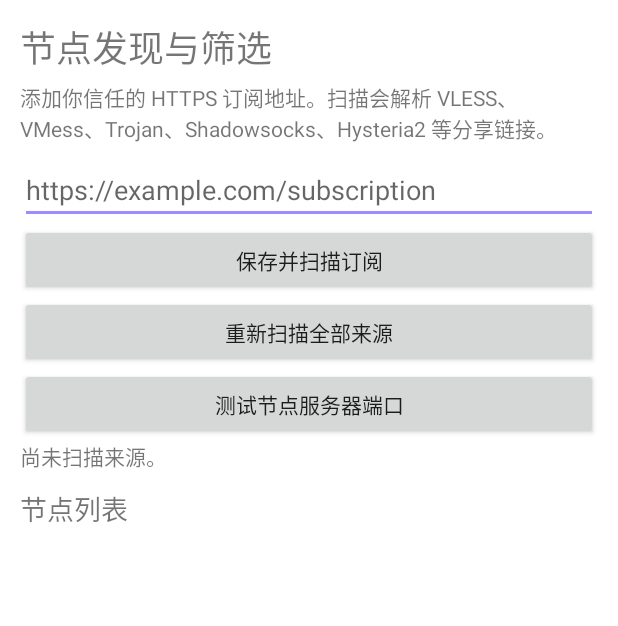
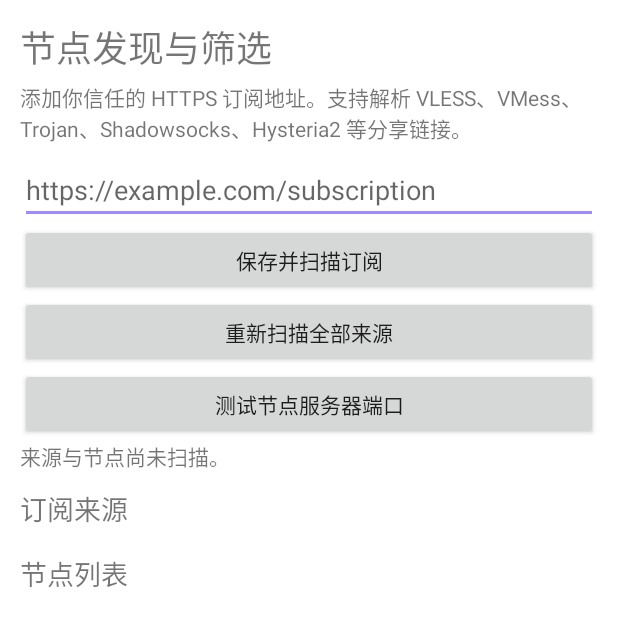
Before and after one commit to 2719126468-ship-it/ai-hub-android, an Android app: the NodeActivity screen opened directly, with no data from a screen before it, on a phone screen of 412 x 824 dp. Shown: the top 626 px of the screen. Run offline under Robolectric (Android 15) with nearby library versions, the phone set to English and light mode, and no system bars; 1 statement that could not run was skipped.

Commit message:
feat: add subscription source management and node result sorting

```diff
--- a/app/src/main/java/app/aihub/NodeActivity.kt
+++ b/app/src/main/java/app/aihub/NodeActivity.kt
@@ -21,43 +21,20 @@ class NodeActivity : AppCompatActivity() {
     override fun onCreate(savedInstanceState: Bundle?) {
         super.onCreate(savedInstanceState)
         discovery = NodeDiscovery(this)
-        val root = LinearLayout(this).apply {
-            orientation = LinearLayout.VERTICAL
-            setPadding(20, 20, 20, 20)
-        }
+        val root = LinearLayout(this).apply { orientation = LinearLayout.VERTICAL; setPadding(20, 20, 20, 20) }
+        root.addView(TextView(this).apply { text = "节点发现与筛选"; textSize = 24f })
         root.addView(TextView(this).apply {
-            text = "节点发现与筛选"
-            textSize = 24f
+            text = "添加你信任的 HTTPS 订阅地址。支持解析 VLESS、VMess、Trojan、Shadowsocks、Hysteria2 等分享链接。"
+            textSize = 14f; setPadding(0, 8, 0, 12)
         })
-        root.addView(TextView(this).apply {
-            text = "添加你信任的 HTTPS 订阅地址。扫描会解析 VLESS、VMess、Trojan、Shadowsocks、Hysteria2 等分享链接。"
-            textSize = 14f
-            setPadding(0, 8, 0, 12)
-        })
-        sourceInput = EditText(this).apply {
-            hint = "https://example.com/subscription"
-            singleLine = true
-        }
+        sourceInput = EditText(this).apply { hint = "https://example.com/subscription"; singleLine = true }
         root.addView(sourceInput)
-        root.addView(Button(this).apply {
-            text = "保存并扫描订阅"
-            setOnClickListener { addAndScan() }
-        })
-        root.addView(Button(this).apply {
-            text = "重新扫描全部来源"
-            setOnClickListener { scanAll() }
-        })
-        root.addView(Button(this).apply {
-            text = "测试节点服务器端口"
-            setOnClickListener { probe() }
-        })
-        status = TextView(this).apply { text = "尚未扫描来源。" }
+        root.addView(Button(this).apply { text = "保存并扫描订阅"; setOnClickListener { addAndScan() } })
+        root.addView(Button(this).apply { text = "重新扫描全部来源"; setOnClickListener { scanAll() } })
+        root.addView(Button(this).apply { text = "测试节点服务器端口"; setOnClickListener { probe() } })
+        status = TextView(this).apply { text = "来源与节点尚未扫描。" }
         root.addView(status)
-        root.addView(TextView(this).apply {
-            text = "节点列表"
-            textSize = 18f
-            setPadding(0, 16, 0, 8)
-        })
+        root.addView(TextView(this).apply { text = "订阅来源"; textSize = 18f; setPadding(0, 16, 0, 8) })
         list = LinearLayout(this).apply { orientation = LinearLayout.VERTICAL }
         root.addView(list)
         setContentView(ScrollView(this).apply { addView(root) })
@@ -79,7 +56,7 @@ class NodeActivity : AppCompatActivity() {
         val all = discovery.sources()
         if (all.isEmpty()) { status.text = "请先添加一个 HTTPS 订阅来源。"; return }
         nodes.clear()
-        list.removeAllViews()
+        renderNodes()
         all.forEach { scan(it) }
     }
 
@@ -108,35 +85,47 @@ class NodeActivity : AppCompatActivity() {
                 nodes.clear()
                 nodes.addAll(results.sortedWith(compareByDescending<ProxyNode> { it.endpointReachable == true }
                     .thenBy { it.endpointLatencyMs ?: Long.MAX_VALUE }))
-                status.text = "端口探测完成：${nodes.count { it.endpointReachable == true }}/${nodes.size} 个服务器端口可连接。"
+                status.text = "端口探测完成：${nodes.count { it.endpointReachable == true }}/${nodes.size} 个端口可连接。"
                 renderNodes()
             }
         }
     }
 
     private fun renderSources() {
+        list.removeAllViews()
         discovery.sources().forEach { source ->
-            list.addView(TextView(this).apply {
-                text = "来源：$source"
-                textSize = 12f
+            val row = LinearLayout(this).apply { orientation = LinearLayout.HORIZONTAL }
+            row.addView(TextView(this).apply {
+                text = source; textSize = 12f
+            }, LinearLayout.LayoutParams(0, ViewGroup.LayoutParams.WRAP_CONTENT, 1f))
+            row.addView(Button(this).apply {
+                text = "移除"
+                setOnClickListener {
+                    discovery.removeSource(source)
+                    nodes.removeAll { it.source == source }
+                    renderNodes()
+                }
             })
+            list.addView(row)
         }
+        list.addView(TextView(this).apply { text = "节点列表"; textSize = 18f; setPadding(0, 16, 0, 8) })
+        nodes.forEach { addNodeRow(it) }
     }
 
     private fun renderNodes() {
-        list.removeAllViews()
-        nodes.forEach { node ->
-            val result = when (node.endpointReachable) {
-                true -> "端口可连接 · ${node.endpointLatencyMs} ms"
-                false -> "端口不可连接"
-                null -> "尚未测试"
-            }
-            list.addView(TextView(this).apply {
-                text = "${node.name}\n${node.summary()}\n$result\n来源：${node.source}"
-                textSize = 14f
-                setPadding(12, 12, 12, 12)
-            }, ViewGroup.LayoutParams(ViewGroup.LayoutParams.MATCH_PARENT, ViewGroup.LayoutParams.WRAP_CONTENT))
+        renderSources()
+    }
+
+    private fun addNodeRow(node: ProxyNode) {
+        val result = when (node.endpointReachable) {
+            true -> "TCP 端口可连接 · ${node.endpointLatencyMs} ms"
+            false -> "TCP 端口不可连接"
+            null -> "尚未测试"
         }
+        list.addView(TextView(this).apply {
+            text = "${node.name}\n${node.summary()}\n$result\n来源：${node.source}"
+            textSize = 14f; setPadding(12, 12, 12, 12)
+        }, ViewGroup.LayoutParams(ViewGroup.LayoutParams.MATCH_PARENT, ViewGroup.LayoutParams.WRAP_CONTENT))
     }
 
     override fun onDestroy() {
```
